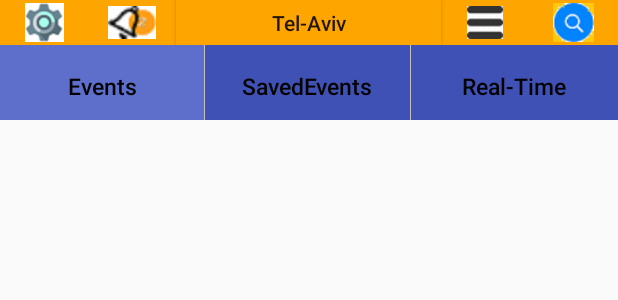
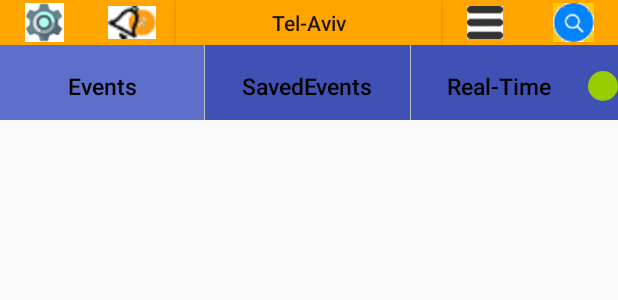
Before and after one commit to nesizagury/Fundigo_Beta, an Android app: the layout activity_real_time.xml on its own in the app's theme, with its tools: preview values and no code run, on a phone screen of 412 x 824 dp. Shown: the top 300 px of the screen. Run offline under Robolectric (Android 15) with nearby library versions, the phone set to English and light mode, and no system bars.

Commit message:
merged_gps_realTime

```diff
--- a/app/src/main/AndroidManifest.xml
+++ b/app/src/main/AndroidManifest.xml
@@ -9,6 +9,8 @@
     <uses-permission android:name="android.permission.ACCESS_NETWORK_STATE"/>
     <uses-permission android:name="android.permission.READ_PHONE_STATE"/>
     <uses-permission android:name="android.permission.CAMERA"/>
+    <uses-permission android:name="android.permission.ACCESS_COARSE_LOCATION"/>
+    <uses-permission android:name="android.permission.ACCESS_FINE_LOCATION"/>
 
     <uses-feature android:name="android.hardware.camera"/>
     <uses-feature android:name="android.hardware.camera.autofocus"/>
--- /dev/null
+++ b/app/src/main/res/drawable/point.xml
@@ -0,0 +1,11 @@
+<?xml version="1.0" encoding="utf-8"?>
+<shape xmlns:android="http://schemas.android.com/apk/res/android"
+    android:shape= "oval"
+    >
+    <gradient android:startColor="#FF99CC00"
+        android:endColor="#FF99CC00"
+        android:angle="270" />
+    <stroke android:width="10dp"  android:color="#FF99CC00"/>
+    <size android:height="20dp" android:width="20dp"/>
+
+</shape>
--- a/app/src/main/res/layout/activity_real_time.xml
+++ b/app/src/main/res/layout/activity_real_time.xml
@@ -1,126 +1,132 @@
 <?xml version="1.0" encoding="utf-8"?>
 <RelativeLayout xmlns:android="http://schemas.android.com/apk/res/android"
-    android:layout_width="match_parent"
-        android:layout_height="wrap_content"
-        >
+                android:layout_width="match_parent"
+                android:layout_height="wrap_content"
+    >
+
     <LinearLayout
         android:id="@+id/toolbar_up"
         android:layout_width="fill_parent"
         android:layout_height="30dp"
+        android:background="#FFA500"
         android:orientation="horizontal"
         android:weightSum="700.0"
-        android:background="#FFA500"
 
         >
 
         <ImageView
             android:id="@+id/settings_item"
+            android:layout_width="0dip"
             android:layout_height="match_parent"
-            android:layout_width="0dip"
+            android:layout_gravity="left"
             android:layout_weight="100"
-            android:layout_gravity="left"
-            android:src="@drawable/ic_setting"
             android:background="#FFA500"
-            android:padding="2dp"/>
+            android:padding="2dp"
+            android:src="@drawable/ic_setting"/>
 
         <ImageView
             android:id="@+id/notification_item"
+            android:layout_width="0dip"
             android:layout_height="match_parent"
-            android:layout_width="0dip"
             android:layout_weight="100"
-            android:src="@drawable/ic_notification"
             android:background="#FFA500"
-            android:padding="4dp"/>
+            android:padding="4dp"
+            android:src="@drawable/ic_notification"/>
 
         <Button
             android:id="@+id/city_item"
+            android:layout_width="0dip"
             android:layout_height="match_parent"
-            android:layout_width="0dip"
             android:layout_weight="300"
+            android:background="#FFA500"
             android:text="Tel-Aviv"
-            android:background="#FFA500"
             />
 
         <ImageView
             android:id="@+id/Filter"
-            android:layout_height="match_parent"
-            android:layout_width="0dip"
-            android:layout_weight="100"
-            android:src="@drawable/filter_line"
-            android:onClick="openFilterPage"
-            android:background="#FFA500"
-            android:padding="4dp"/>
-
-        <ImageView
             android:layout_width="0dip"
             android:layout_height="match_parent"
             android:layout_weight="100"
+            android:background="#FFA500"
+            android:onClick="openFilterPage"
+            android:padding="4dp"
+            android:src="@drawable/filter_line"/>
+
+        <ImageView
             android:id="@+id/search"
+            android:layout_width="0dip"
+            android:layout_height="match_parent"
+            android:layout_weight="100"
             android:actionViewClass="android.widget.SearchView"
-            android:src="@drawable/ic_search"
             android:background="#FFA500"
-            android:padding="2dp"/>
+            android:padding="2dp"
+            android:src="@drawable/ic_search"/>
 
     </LinearLayout>
 
     <LinearLayout
-        android:orientation="horizontal"
+        android:id="@+id/toolbar"
         android:layout_width="fill_parent"
         android:layout_height="50dip"
-        android:weightSum="392.0"
-        android:id="@+id/toolbar"
         android:layout_alignParentStart="true"
         android:layout_below="@+id/toolbar_up"
+        android:orientation="horizontal"
+        android:weightSum="392.0"
         >
 
         <Button
+            android:id="@+id/BarEvent_button"
             android:layout_width="0dip"
+            android:layout_height="55dip"
             android:layout_weight="130"
-            android:layout_height="55dip"
-            android:id="@+id/BarEvent_button"
+            android:background="#5e6ecb"
+            android:gravity="center"
+            android:text="Events"
+            android:textColor="#000000"
             android:textSize="15sp"
-            android:background="#5e6ecb"
-            android:textColor="#000000"
-            android:text="Events"
-            android:gravity="center"
             />
 
         <View
             android:layout_width="0dp"
+            android:layout_height="match_parent"
             android:layout_weight="1"
-            android:layout_height="match_parent"
-            android:background="#e1e1e1" />
+            android:background="#e1e1e1"/>
 
         <Button
+            android:id="@+id/BarSavedEvent_button"
+            android:layout_width="0dip"
             android:layout_height="55dip"
             android:layout_weight="130"
-            android:layout_width="0dip"
-            android:id="@+id/BarSavedEvent_button"
+            android:background="#3F51B5"
+            android:gravity="center"
+            android:text="SavedEvents"
+            android:textColor="#000000"
             android:textSize="15sp"
-            android:background="#3F51B5"
-            android:textColor="#000000"
-            android:text="SavedEvents"
-            android:gravity="center"
             />
 
         <View
             android:layout_width="0dp"
+            android:layout_height="match_parent"
             android:layout_weight="1"
-            android:layout_height="match_parent"
-            android:background="#e1e1e1" />
+            android:background="#e1e1e1"/>
 
         <Button
+            android:id="@+id/BarRealTime_button"
+            android:layout_width="0dip"
             android:layout_height="55dip"
             android:layout_weight="130"
-            android:layout_width="0dip"
-            android:id="@+id/BarRealTime_button"
+            android:background="#3F51B5"
+            android:drawableRight="@drawable/point"
+            android:gravity="center"
+            android:text="Real-Time"
+            android:textColor="#000000"
             android:textSize="15sp"
-            android:background="#3F51B5"
-            android:textColor="#000000"
-            android:text="Real-Time"
-            android:gravity="center"
             />
 
     </LinearLayout>
 
+    <include
+        android:id="@+id/gridview"
+        layout="@layout/grid_view"
+        ></include>
 </RelativeLayout>
--- /dev/null
+++ b/app/src/main/res/layout/grid_view.xml
@@ -0,0 +1,13 @@
+<?xml version="1.0" encoding="utf-8"?>
+<GridView xmlns:android="http://schemas.android.com/apk/res/android"
+    android:id="@+id/gridview"
+    android:layout_width="match_parent"
+    android:layout_height="match_parent"
+    android:columnWidth="90dp"
+    android:numColumns="2"
+    android:verticalSpacing="10dp"
+    android:horizontalSpacing="10dp"
+    android:stretchMode="columnWidth"
+    android:gravity="center"
+    android:layout_below="@+id/toolbar"
+    />
```
Also changed, not shown: app/src/main/java/com/example/events/Adapters.java (+45 -1 lines), app/src/main/java/com/example/events/Event.java (+16 -0 lines), app/src/main/java/com/example/events/MainActivity.java (+92 -0 lines), app/src/main/java/com/example/events/RealTime.java (+107 -51 lines).
